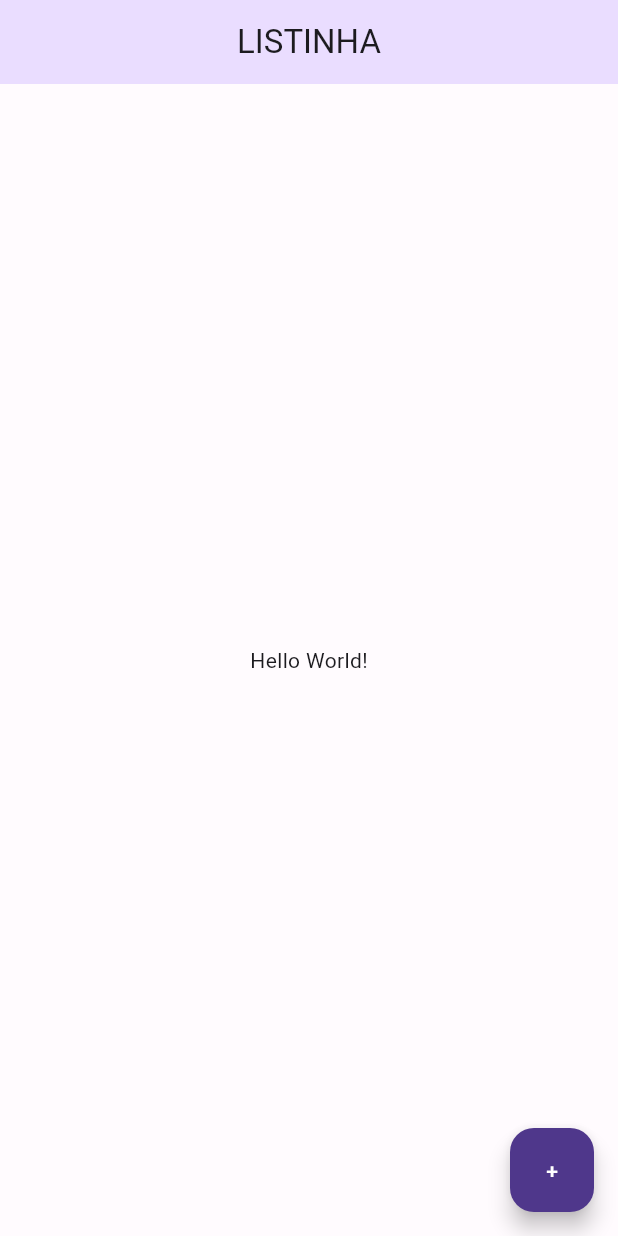
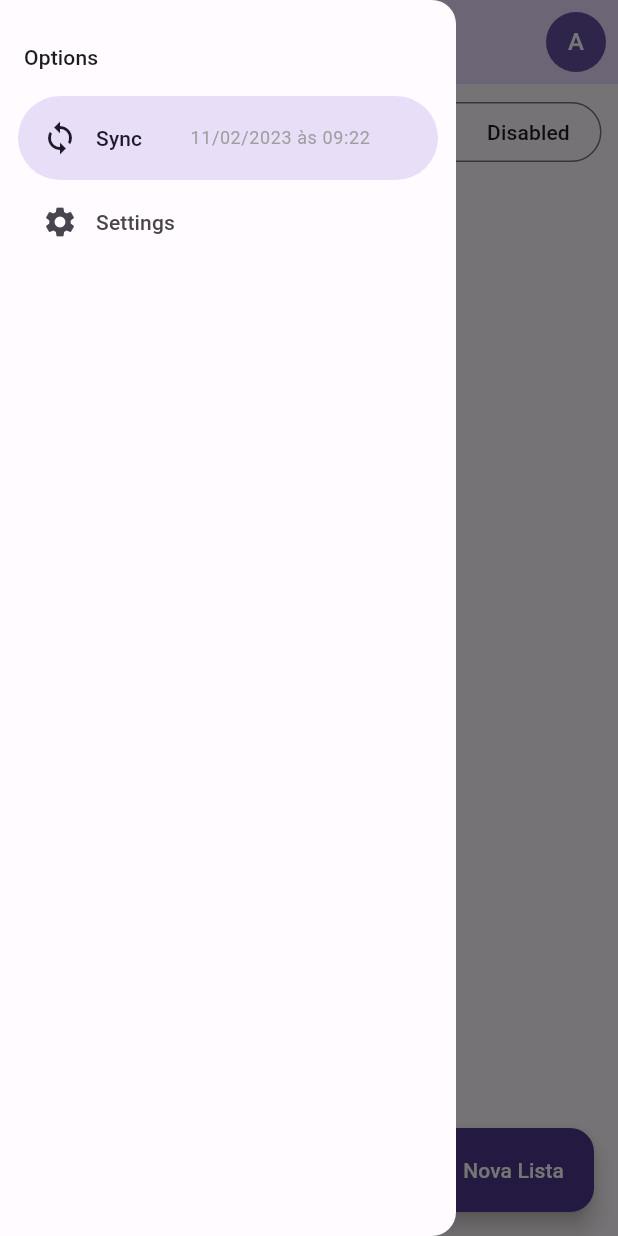
Before and after one commit to AntonioMarcosRosa/flutterando_listinha, a Flutter app: the screen it shows after launch, with the side drawer open (before the commit the screen has no drawer), on a phone screen of 412 x 824 dp. Run offline on Flutter 3.47's test engine with Material 2 defaults, Android fonts, the phone set to English and light mode, and no system bars.

Commit message:
Fourth class: Componentization decisions

```diff
--- a/listinha-app/lib/app_widget.dart
+++ b/listinha-app/lib/app_widget.dart
@@ -1,4 +1,5 @@
 import 'package:flutter/material.dart';
+import 'package:listinha_app/src/home/home_page.dart';
 part 'src/shared/themes/color_schemes.g.dart';
 part 'src/shared/themes/themes.dart';
 
@@ -12,18 +13,7 @@ class AppWidget extends StatelessWidget {
       themeMode: ThemeMode.light,
       theme: lightTheme,
       darkTheme: darkTheme,
-      home: Scaffold(
-        appBar: AppBar(
-          title: const Text('LISTINHA'),
-        ),
-        body: const Center(
-          child: Text('Hello World!'),
-        ),
-        floatingActionButton: FloatingActionButton(
-          onPressed: () {},
-          child: const Text('+'),
-        ),
-      ),
+      home: const HomePage(),
     );
   }
 }
--- /dev/null
+++ b/listinha-app/lib/src/home/home_page.dart
@@ -0,0 +1,52 @@
+import 'package:flutter/material.dart';
+import 'package:listinha_app/src/home/widgets/custom_drawer_widget.dart';
+import 'package:listinha_app/src/shared/widgets/user_image_button_widget.dart';
+
+class HomePage extends StatefulWidget {
+  const HomePage({super.key});
+
+  @override
+  State<HomePage> createState() => _HomePageState();
+}
+
+class _HomePageState extends State<HomePage> {
+  @override
+  Widget build(BuildContext context) {
+    return Scaffold(
+      drawer: const CustomDrawerWidget(),
+      appBar: AppBar(
+        title: const Text('LISTINHA'),
+        actions: const [
+          Padding(
+            padding: EdgeInsets.only(right: 8),
+            child: UserImageButtonWidget(),
+          ),
+        ],
+      ),
+      body: Center(
+        child: Column(
+          children: [
+            Padding(
+              padding: const EdgeInsets.all(8),
+              child: SegmentedButton(
+                segments: const [
+                  ButtonSegment(value: 0, label: Text('All')),
+                  ButtonSegment(value: 1, label: Text('Pending')),
+                  ButtonSegment(value: 2, label: Text('Complete')),
+                  ButtonSegment(value: 3, label: Text('Disabled')),
+                ],
+                selected: const {1},
+                onSelectionChanged: (values) {},
+              ),
+            ),
+          ],
+        ),
+      ),
+      floatingActionButton: FloatingActionButton.extended(
+        onPressed: () {},
+        label: const Text('Nova Lista'),
+        icon: const Icon(Icons.edit),
+      ),
+    );
+  }
+}
--- /dev/null
+++ b/listinha-app/lib/src/home/widgets/custom_drawer_widget.dart
@@ -0,0 +1,40 @@
+import 'package:flutter/material.dart';
+
+class CustomDrawerWidget extends StatelessWidget {
+  const CustomDrawerWidget({super.key});
+
+  @override
+  Widget build(BuildContext context) {
+    return NavigationDrawer(
+      children: [
+        Padding(
+          padding: const EdgeInsets.fromLTRB(16, 28, 16, 16),
+          child: Text(
+            'Options',
+            style: Theme.of(context).textTheme.titleSmall,
+          ),
+        ),
+        NavigationDrawerDestination(
+          icon: const Icon(Icons.sync),
+          label: Row(
+            children: [
+              const Text('Sync'),
+              const SizedBox(width: 32),
+              Text(
+                '11/02/2023 às 09:22',
+                style: Theme.of(context)
+                    .textTheme
+                    .bodySmall!
+                    .copyWith(color: Colors.grey),
+              ),
+            ],
+          ),
+        ),
+        const NavigationDrawerDestination(
+          icon: Icon(Icons.settings),
+          label: Text('Settings'),
+        ),
+      ],
+    );
+  }
+}
--- a/listinha-app/lib/src/shared/themes/themes.dart
+++ b/listinha-app/lib/src/shared/themes/themes.dart
@@ -7,6 +7,7 @@ ThemeData get darkTheme => ThemeData(
         centerTitle: true,
         backgroundColor: _darkColorScheme.primaryContainer,
       ),
+      segmentedButtonTheme: _segmentedButtonTheme,
     );
 
 ThemeData get lightTheme => ThemeData(
@@ -20,4 +21,18 @@ ThemeData get lightTheme => ThemeData(
         backgroundColor: _darkColorScheme.primaryContainer,
         foregroundColor: Colors.white,
       ),
+      segmentedButtonTheme: _segmentedButtonTheme,
     );
+
+SegmentedButtonThemeData get _segmentedButtonTheme => SegmentedButtonThemeData(
+      style: ButtonStyle(
+        textStyle: MaterialStateProperty.resolveWith(
+          (states) {
+            if (states.contains(MaterialState.selected)) {
+              return const TextStyle(fontSize: 12);
+            }
+            return null;
+          },
+        ),
+      ),
+    );
--- /dev/null
+++ b/listinha-app/lib/src/shared/widgets/user_image_button_widget.dart
@@ -0,0 +1,16 @@
+import 'package:flutter/material.dart';
+
+class UserImageButtonWidget extends StatelessWidget {
+  const UserImageButtonWidget({super.key});
+
+  @override
+  Widget build(BuildContext context) {
+    return GestureDetector(
+      child: CircleAvatar(
+        backgroundColor: Theme.of(context).primaryColor,
+        foregroundColor: Colors.white,
+        child: const Text('A'),
+      ),
+    );
+  }
+}
```
